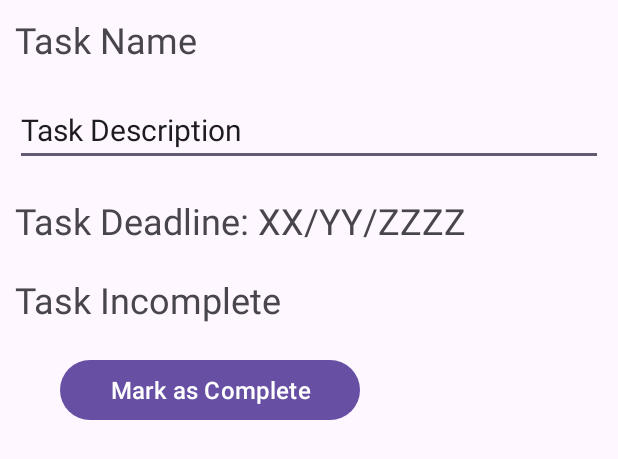
After one commit to Luis-Sy/inspire, an Android app: the layout task_data_item.xml on its own in the app's theme, with its tools: preview values and no code run, on a phone screen of 412 x 824 dp. The commit adds this screen. Shown: the top 459 px of the screen. Run offline under Robolectric (Android 15) with nearby library versions, the phone set to English and light mode, and no system bars; network calls fail.

Commit message:
added the task view screen and the ability to mark tasks as completed

```diff
--- /dev/null
+++ b/app/src/main/res/layout/task_data_item.xml
@@ -0,0 +1,52 @@
+<?xml version="1.0" encoding="utf-8"?>
+<LinearLayout xmlns:android="http://schemas.android.com/apk/res/android"
+    android:layout_width="match_parent"
+    android:layout_height="wrap_content"
+    android:layout_marginBottom="15dp"
+    android:orientation="vertical">
+
+    <TextView
+        android:id="@+id/taskNameDataText"
+        android:layout_width="match_parent"
+        android:layout_height="wrap_content"
+        android:layout_margin="10dp"
+        android:text="@string/task_name_placeholder"
+        android:textSize="24sp" />
+
+    <EditText
+        android:id="@+id/taskDescriptionDataText"
+        android:layout_width="match_parent"
+        android:layout_height="wrap_content"
+        android:layout_margin="10dp"
+        android:editable="false"
+        android:ems="10"
+        android:gravity="start|top"
+        android:inputType="textMultiLine"
+        android:text="@string/task_description_placeholder"
+        android:textSize="20sp" />
+
+    <TextView
+        android:id="@+id/taskDeadlineDataText"
+        android:layout_width="match_parent"
+        android:layout_height="wrap_content"
+        android:layout_margin="10dp"
+        android:text="@string/task_deadline_placeholder"
+        android:textSize="24sp" />
+
+    <TextView
+        android:id="@+id/taskCompletionStatusDataText"
+        android:layout_width="match_parent"
+        android:layout_height="wrap_content"
+        android:layout_margin="10dp"
+        android:text="@string/task_completion_status_incomplete"
+        android:textSize="24sp" />
+
+    <Button
+        android:id="@+id/taskCompletionButton"
+        android:layout_width="200dp"
+        android:layout_height="wrap_content"
+        android:layout_marginStart="40dp"
+        android:layout_marginTop="10dp"
+        android:text="@string/task_view_data_button_incomplete"
+        android:textSize="16sp" />
+</LinearLayout>
--- a/app/src/main/res/values/strings.xml
+++ b/app/src/main/res/values/strings.xml
@@ -2,4 +2,16 @@
     <string name="app_name">Agenda Assistant</string>
     <!-- TODO: Remove or change this placeholder text -->
     <string name="hello_blank_fragment">Hello blank fragment</string>
+
+
+    <!-- task data view items -->
+    <string name="task_view_data_button_incomplete">Mark as Complete</string>
+    <string name="task_view_data_button_complete">Task Completed</string>
+    <string name="task_completion_status_incomplete">Task Incomplete</string>
+    <string name="task_completion_status_complete">Completed</string>
+    <!--  placeholders  -->
+    <string name="task_name_placeholder">Task Name</string>
+    <string name="task_description_placeholder">Task Description</string>
+    <string name="task_deadline_placeholder">Task Deadline: XX/YY/ZZZZ</string>
+
 </resources>
```
Also changed, not shown: app/src/main/java/com/example/agendaassistant/AppData.java (+41 -5 lines), app/src/main/java/com/example/agendaassistant/TaskView.java (+28 -2 lines), app/src/main/java/com/example/agendaassistant/taskDataAdapter.java (added, +155 -0 lines), app/src/main/res/layout/fragment_task_view.xml (+4 -14 lines).
